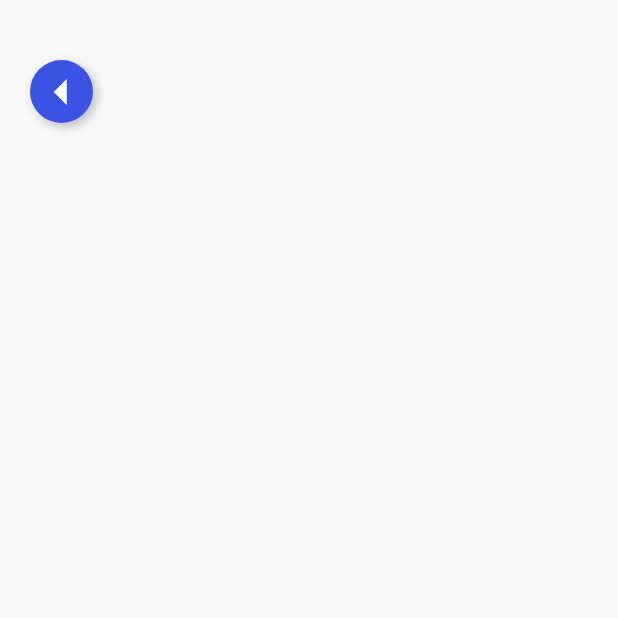
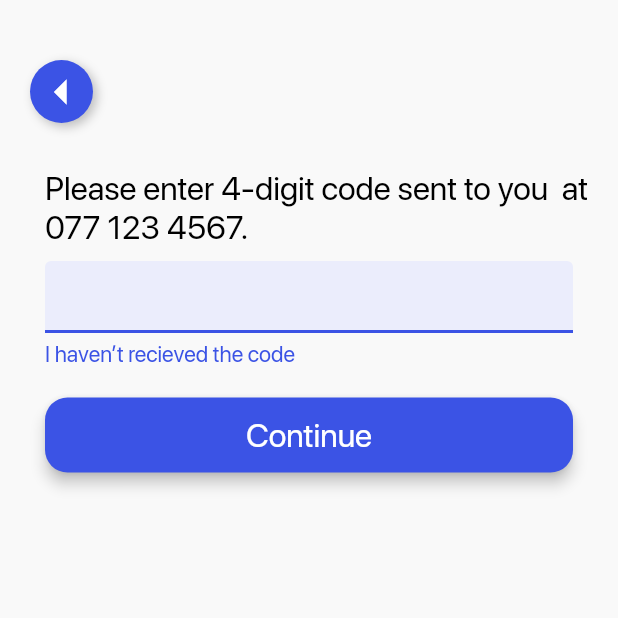
Before and after one commit to Thaanu2001/Medihere, a Flutter app: the VerifyNumberScreen screen opened directly, on a phone screen of 412 x 824 dp, the top half of it. Run offline on Flutter 3.47's test engine with Material 2 defaults, Android fonts, the phone set to English and light mode, and no system bars; project files that could hold a hidden picture were left out.

Commit message:
SMS verify screen UI
Completion of the SMS verify screen UI

```diff
--- a/lib/screens/sign_up_screen.dart
+++ b/lib/screens/sign_up_screen.dart
@@ -101,7 +101,7 @@ class SignUpScreen extends StatelessWidget {
               ),
             ),
             Container(
-              //* Contact Number Text -------------------------------------------------------------------------------
+              //* SMS Verify Text -------------------------------------------------------------------------------
               padding: EdgeInsets.fromLTRB(30, 20, 30, 0),
               alignment: Alignment.topLeft,
               child: Text(
@@ -114,7 +114,7 @@ class SignUpScreen extends StatelessWidget {
               ),
             ),
             Container(
-              //* Sign Up Button ----------------------------------------------------------------------------------
+              //* Continue Button ----------------------------------------------------------------------------------
               alignment: Alignment.bottomCenter,
               margin: EdgeInsets.fromLTRB(30, 20, 30, 8),
               child: RaisedButton(
--- a/lib/screens/verify_number_screen.dart
+++ b/lib/screens/verify_number_screen.dart
@@ -1,5 +1,7 @@
 import 'package:flutter/material.dart';
 import 'package:medihere/buttons/back_button.dart';
+import 'package:medihere/transitions/sliding_transition.dart';
+import 'package:medihere/widgets/dismiss_keyboard.dart';
 
 class VerifyNumberScreen extends StatefulWidget {
   @override
@@ -22,7 +24,98 @@ class _VerifyNumberScreenState extends State<VerifyNumberScreen> {
                   Navigator.pop(context);
                 },
               ),
-            )
+            ),
+            Container(
+              //* Security Key Text ---------------------------------------------------------------------------------
+              padding: EdgeInsets.fromLTRB(30, 30, 0, 0),
+              alignment: Alignment.topLeft,
+              child: Text(
+                'Please enter 4-digit code sent to you  at 077 123 4567.',
+                style: TextStyle(
+                    fontFamily: 'sf',
+                    fontSize: 22,
+                    color: Colors.black,
+                    fontWeight: FontWeight.w400),
+              ),
+            ),
+            Container(
+              //* Security Key TextField ---------------------------------------------------------------------------
+              padding: EdgeInsets.fromLTRB(30, 10, 30, 0),
+              alignment: Alignment.topLeft,
+              child: TextField(
+                keyboardType: TextInputType.number,
+                maxLength: 4,
+                style: TextStyle(
+                    fontFamily: 'sf',
+                    fontSize: 20,
+                    color: Colors.black,
+                    fontWeight: FontWeight.w400),
+                decoration: new InputDecoration(
+                  filled: true,
+                  fillColor: Color(0xffebedfc),
+                  focusColor: Colors.red,
+                  counter: SizedBox.shrink(),
+                  enabledBorder: UnderlineInputBorder(
+                    borderSide:
+                        new BorderSide(color: Color(0xff3b53e5), width: 2),
+                  ),
+                  focusedBorder: UnderlineInputBorder(
+                    borderSide:
+                        new BorderSide(color: Color(0xff3b53e5), width: 2),
+                  ),
+                ),
+              ),
+            ),
+            Container(
+              //* Security Key Text ---------------------------------------------------------------------------------
+              padding: EdgeInsets.fromLTRB(30, 5, 0, 0),
+              alignment: Alignment.topLeft,
+              child: InkWell(
+                onTap: () {
+                  print('bls');
+                },
+                child: Text(
+                  'I haven’t recieved the code',
+                  style: TextStyle(
+                      fontFamily: 'sf',
+                      fontSize: 15,
+                      color: Color(0xff3b53e5),
+                      fontWeight: FontWeight.w400),
+                ),
+              ),
+            ),
+            Container(
+              //* Sign Up Button ----------------------------------------------------------------------------------
+              alignment: Alignment.bottomCenter,
+              margin: EdgeInsets.fromLTRB(30, 20, 30, 8),
+              child: RaisedButton(
+                child: Container(
+                  width: double.infinity,
+                  child: Text(
+                    'Continue',
+                    textAlign: TextAlign.center,
+                    style: TextStyle(
+                        fontFamily: 'sf',
+                        fontSize: 22,
+                        color: Colors.white,
+                        fontWeight: FontWeight.w400),
+                    //width: double.infinity,
+                  ),
+                ),
+                elevation: 4,
+                highlightColor: Color(0xff4b62ed),
+                color: Color(0xff3b53e5),
+                padding: EdgeInsets.fromLTRB(15, 12, 15, 12),
+                shape: RoundedRectangleBorder(
+                  borderRadius: new BorderRadius.circular(15.0),
+                ),
+                onPressed: () {
+                  dismissKeyboard(context);
+                  Route route = SlidingTransition(widget: VerifyNumberScreen());
+                  Navigator.push(context, route);
+                },
+              ),
+            ),
           ],
         ),
       ),
```
